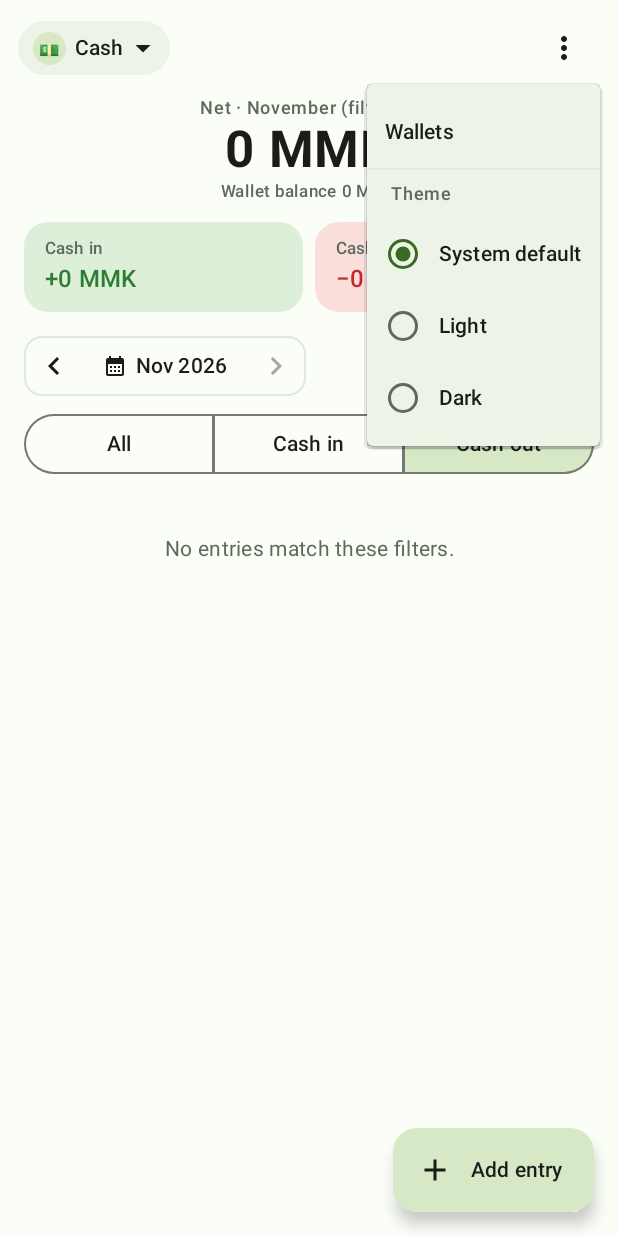
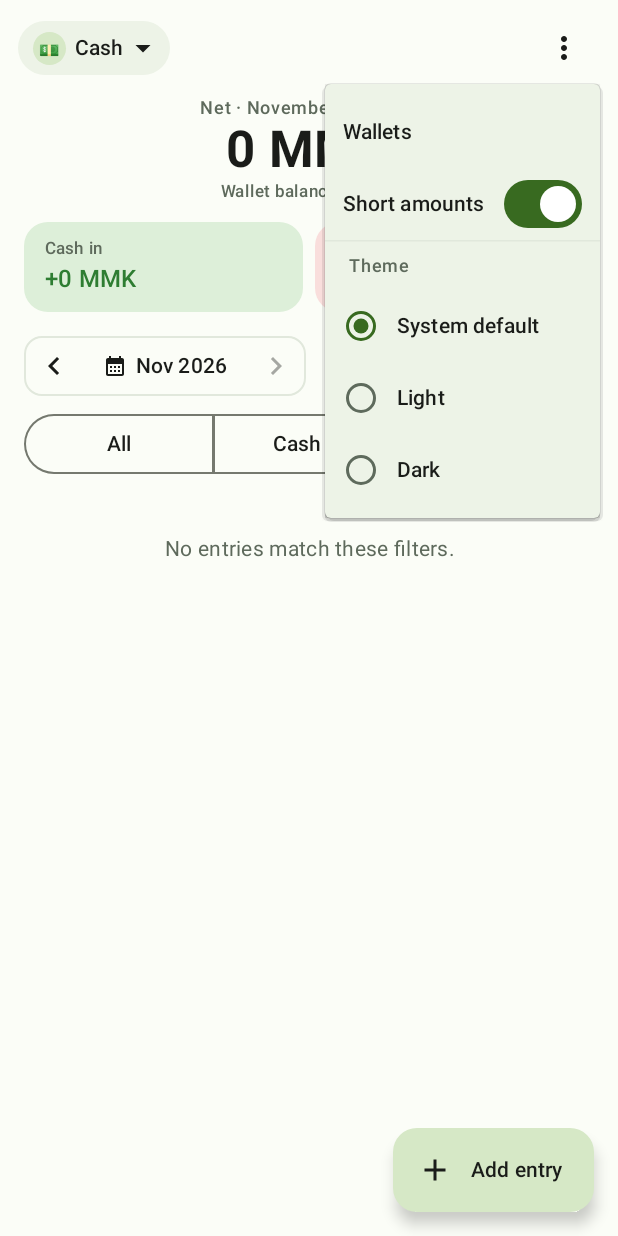
Before and after one commit to Aungheinminn/Kashy, an Android app built with Jetpack Compose: the screen it shows after launch (MainActivity), after a tap on "More", on a phone screen of 412 x 824 dp. Run offline under Robolectric (Android 15) with nearby library versions, the phone set to English and light mode, and no system bars; our stand-ins replace Room's generated code; 2 other taps on this screen came first.

Commit message:
Add short amounts, and CI and release workflows like Lt
- Short amounts (125K MMK, 1.25M MMK, $1.3K) for balances, day totals and wallets,
  with a switch in the ⋮ menu; tapping a short amount shows the full figure
- Balances only shorten from 1 million; entry rows and the entry form stay exact
- CI runs unit tests and builds a debug APK on pushes to main and on PRs
- Release workflow builds a versioned APK and publishes a GitHub Release when a v* tag is pushed
- Unit tests for money formatting and amount parsing

```diff
--- a/app/src/main/java/com/aungheinmin/kashy/MainActivity.kt
+++ b/app/src/main/java/com/aungheinmin/kashy/MainActivity.kt
@@ -5,6 +5,7 @@ import androidx.activity.ComponentActivity
 import androidx.activity.compose.BackHandler
 import androidx.activity.compose.setContent
 import androidx.activity.enableEdgeToEdge
+import androidx.compose.runtime.CompositionLocalProvider
 import androidx.compose.runtime.getValue
 import androidx.compose.runtime.mutableStateOf
 import androidx.compose.runtime.saveable.rememberSaveable
@@ -14,6 +15,7 @@ import androidx.lifecycle.viewmodel.compose.viewModel
 import com.aungheinmin.kashy.ui.CreateWalletScreen
 import com.aungheinmin.kashy.ui.HomeScreen
 import com.aungheinmin.kashy.ui.HomeViewModel
+import com.aungheinmin.kashy.ui.LocalShortAmounts
 import com.aungheinmin.kashy.ui.WalletsScreen
 import com.aungheinmin.kashy.ui.theme.KashyTheme
 
@@ -26,7 +28,9 @@ class MainActivity : ComponentActivity() {
         val settings = (application as KashyApp).settings
         setContent {
             val themeMode by settings.themeMode.collectAsStateWithLifecycle()
+            val shortAmounts by settings.shortAmounts.collectAsStateWithLifecycle()
             KashyTheme(mode = themeMode) {
+                CompositionLocalProvider(LocalShortAmounts provides shortAmounts) {
                     val viewModel: HomeViewModel = viewModel(factory = HomeViewModel.Factory)
                     var stack by rememberSaveable { mutableStateOf(listOf(Screen.HOME)) }
                     val push = { s: Screen -> stack = stack + s }
@@ -61,3 +65,4 @@ class MainActivity : ComponentActivity() {
             }
         }
     }
+}
--- a/app/src/main/java/com/aungheinmin/kashy/data/Settings.kt
+++ b/app/src/main/java/com/aungheinmin/kashy/data/Settings.kt
@@ -18,6 +18,14 @@ class Settings(context: Context) {
     private val _walletId = MutableStateFlow(prefs.getLong(KEY_WALLET, 1L))
     val walletId: StateFlow<Long> = _walletId.asStateFlow()
 
+    private val _shortAmounts = MutableStateFlow(prefs.getBoolean(KEY_SHORT, true))
+    val shortAmounts: StateFlow<Boolean> = _shortAmounts.asStateFlow()
+
+    fun setShortAmounts(enabled: Boolean) {
+        prefs.edit().putBoolean(KEY_SHORT, enabled).apply()
+        _shortAmounts.value = enabled
+    }
+
     fun setThemeMode(mode: ThemeMode) {
         prefs.edit().putString(KEY_THEME, mode.name).apply()
         _themeMode.value = mode
@@ -31,5 +39,6 @@ class Settings(context: Context) {
     private companion object {
         const val KEY_THEME = "theme_mode"
         const val KEY_WALLET = "wallet_id"
+        const val KEY_SHORT = "short_amounts"
     }
 }
--- a/app/src/main/java/com/aungheinmin/kashy/ui/Components.kt
+++ b/app/src/main/java/com/aungheinmin/kashy/ui/Components.kt
@@ -10,7 +10,14 @@ import androidx.compose.material3.SegmentedButton
 import androidx.compose.material3.SegmentedButtonDefaults
 import androidx.compose.material3.SingleChoiceSegmentedButtonRow
 import androidx.compose.material3.Text
+import androidx.compose.foundation.clickable
 import androidx.compose.runtime.Composable
+import androidx.compose.runtime.getValue
+import androidx.compose.runtime.mutableStateOf
+import androidx.compose.runtime.remember
+import androidx.compose.runtime.setValue
+import androidx.compose.runtime.staticCompositionLocalOf
+import androidx.compose.ui.text.TextStyle
 import androidx.compose.ui.Alignment
 import androidx.compose.ui.Modifier
 import androidx.compose.ui.graphics.Color
@@ -23,6 +30,32 @@ import com.aungheinmin.kashy.data.Category
 import com.aungheinmin.kashy.data.Currency
 import com.aungheinmin.kashy.data.EntryType
 import com.aungheinmin.kashy.ui.theme.LocalCashColors
+
+val LocalShortAmounts = staticCompositionLocalOf { true }
+
+/** Shows [short] when short amounts are on; tapping it reveals [full]. */
+@Composable
+fun AmountText(
+    full: String,
+    short: String,
+    modifier: Modifier = Modifier,
+    style: TextStyle = MaterialTheme.typography.bodyMedium,
+    color: Color = Color.Unspecified,
+    fontWeight: FontWeight? = null,
+    fontSize: androidx.compose.ui.unit.TextUnit = androidx.compose.ui.unit.TextUnit.Unspecified,
+) {
+    val shortened = LocalShortAmounts.current && short != full
+    var expanded by remember(full) { mutableStateOf(false) }
+    Text(
+        if (shortened && !expanded) short else full,
+        modifier = if (shortened) modifier.clickable { expanded = !expanded } else modifier,
+        style = style,
+        color = color,
+        fontWeight = fontWeight,
+        fontSize = fontSize,
+        maxLines = 1,
+    )
+}
 
 @Composable
 fun categoryBackground(category: Category): Color {
--- a/app/src/main/java/com/aungheinmin/kashy/ui/HomeScreen.kt
+++ b/app/src/main/java/com/aungheinmin/kashy/ui/HomeScreen.kt
@@ -49,6 +49,7 @@ import androidx.compose.material3.SnackbarHost
 import androidx.compose.material3.SnackbarHostState
 import androidx.compose.material3.SnackbarResult
 import androidx.compose.material3.Surface
+import androidx.compose.material3.Switch
 import androidx.compose.material3.Text
 import androidx.compose.runtime.Composable
 import androidx.compose.runtime.getValue
@@ -120,6 +121,7 @@ fun HomeScreen(
                 onOpenWallets = onOpenWallets,
                 onCreateWallet = onCreateWallet,
                 onThemeMode = viewModel::setThemeMode,
+                onShortAmounts = viewModel::setShortAmounts,
             )
         },
         floatingActionButton = {
@@ -240,7 +242,9 @@ private fun HomeTopBar(
     onOpenWallets: () -> Unit,
     onCreateWallet: () -> Unit,
     onThemeMode: (ThemeMode) -> Unit,
+    onShortAmounts: (Boolean) -> Unit,
 ) {
+    val shortAmounts = LocalShortAmounts.current
     var walletMenu by remember { mutableStateOf(false) }
     var moreMenu by remember { mutableStateOf(false) }
     Surface(color = MaterialTheme.colorScheme.background) {
@@ -305,6 +309,11 @@ private fun HomeTopBar(
                             onOpenWallets()
                         },
                     )
+                    DropdownMenuItem(
+                        text = { Text("Short amounts") },
+                        trailingIcon = { Switch(checked = shortAmounts, onCheckedChange = null) },
+                        onClick = { onShortAmounts(!shortAmounts) },
+                    )
                     HorizontalDivider()
                     Text(
                         "Theme",
@@ -347,15 +356,17 @@ private fun BalanceHeader(state: HomeUiState) {
             style = MaterialTheme.typography.labelMedium,
             color = MaterialTheme.colorScheme.onSurfaceVariant,
         )
-        Text(
-            formatMoney(net, state.currency),
+        AmountText(
+            full = formatMoney(net, state.currency),
+            short = formatShort(net, state.currency, SHORT_FROM_MILLION),
             fontSize = 34.sp,
             fontWeight = FontWeight.Bold,
             color = if (net < 0) cash.cashOut else MaterialTheme.colorScheme.onSurface,
         )
         state.wallet?.let {
-            Text(
-                "Wallet balance ${formatMoney(it.balance, it.currency)}",
+            AmountText(
+                full = "Wallet balance ${formatMoney(it.balance, it.currency)}",
+                short = "Wallet balance ${formatShort(it.balance, it.currency, SHORT_FROM_MILLION)}",
                 style = MaterialTheme.typography.labelSmall,
                 color = MaterialTheme.colorScheme.onSurfaceVariant,
             )
@@ -365,16 +376,26 @@ private fun BalanceHeader(state: HomeUiState) {
         Modifier.fillMaxWidth().padding(horizontal = 16.dp, vertical = 12.dp),
         horizontalArrangement = Arrangement.spacedBy(8.dp),
     ) {
-        TotalCard("Cash in", "+" + formatMoney(state.totalIn, state.currency), cash.cashIn, cash.cashInBg, Modifier.weight(1f))
-        TotalCard("Cash out", "−" + formatMoney(state.totalOut, state.currency), cash.cashOut, cash.cashOutBg, Modifier.weight(1f))
+        TotalCard(
+            "Cash in",
+            "+" + formatMoney(state.totalIn, state.currency),
+            "+" + formatShort(state.totalIn, state.currency, SHORT_FROM_MILLION),
+            cash.cashIn, cash.cashInBg, Modifier.weight(1f),
+        )
+        TotalCard(
+            "Cash out",
+            "−" + formatMoney(state.totalOut, state.currency),
+            "−" + formatShort(state.totalOut, state.currency, SHORT_FROM_MILLION),
+            cash.cashOut, cash.cashOutBg, Modifier.weight(1f),
+        )
     }
 }
 
 @Composable
-private fun TotalCard(label: String, value: String, color: Color, background: Color, modifier: Modifier) {
+private fun TotalCard(label: String, full: String, short: String, color: Color, background: Color, modifier: Modifier) {
     Column(modifier.background(background, RoundedCornerShape(16.dp)).padding(horizontal = 14.dp, vertical = 10.dp)) {
         Text(label, style = MaterialTheme.typography.labelSmall, color = MaterialTheme.colorScheme.onSurfaceVariant)
-        Text(value, style = MaterialTheme.typography.titleMedium, fontWeight = FontWeight.SemiBold, color = color, maxLines = 1, overflow = TextOverflow.Ellipsis)
+        AmountText(full, short, style = MaterialTheme.typography.titleMedium, fontWeight = FontWeight.SemiBold, color = color)
     }
 }
 
@@ -463,8 +484,9 @@ private fun DayGroup(day: LocalDate, entries: List<Entry>, currency: Currency, o
                 color = MaterialTheme.colorScheme.onSurfaceVariant,
             )
             Spacer(Modifier.weight(1f))
-            Text(
-                formatSigned(net, currency),
+            AmountText(
+                full = formatSigned(net, currency),
+                short = formatShortSigned(net, currency),
                 style = MaterialTheme.typography.labelLarge,
                 color = if (net >= 0) cash.cashIn else cash.cashOut,
             )
--- a/app/src/main/java/com/aungheinmin/kashy/ui/HomeViewModel.kt
+++ b/app/src/main/java/com/aungheinmin/kashy/ui/HomeViewModel.kt
@@ -97,6 +97,8 @@ class HomeViewModel(
 
     fun setThemeMode(mode: ThemeMode) = settings.setThemeMode(mode)
 
+    fun setShortAmounts(enabled: Boolean) = settings.setShortAmounts(enabled)
+
     fun createWallet(name: String, emoji: String, currency: Currency) {
         viewModelScope.launch {
             val id = walletDao.insert(Wallet(name = name, emoji = emoji, currency = currency))
--- a/app/src/main/java/com/aungheinmin/kashy/ui/Money.kt
+++ b/app/src/main/java/com/aungheinmin/kashy/ui/Money.kt
@@ -49,3 +49,35 @@ fun parseAmount(text: String, currency: Currency): Long? {
     if (value.signum() <= 0 || value.stripTrailingZeros().scale() > currency.decimals) return null
     return runCatching { value.movePointRight(2).longValueExact() }.getOrNull()
 }
+
+private val shortUnits = listOf(
+    BigDecimal("1000") to "K",
+    BigDecimal("1000000") to "M",
+    BigDecimal("1000000000") to "B",
+)
+
+/**
+ * Shortens to K / M / B once the whole amount reaches [from], e.g. `125K MMK`, `1.25M MMK`, `$1.3K`.
+ * Below 1,000 it is always the full amount, so dollar amounts keep their cents.
+ */
+fun formatShort(minor: Long, currency: Currency, from: Long = 1_000): String {
+    val major = BigDecimal.valueOf(kotlin.math.abs(minor), 2)
+    if (major < BigDecimal.valueOf(maxOf(from, 1_000))) return formatMoney(minor, currency)
+    // Walk up the units so a value like 999,950 becomes 1M instead of 1000K.
+    val (n, suffix) = shortUnits.firstNotNullOf { (divisor, suffix) ->
+        val rounded = major.divide(divisor).setScale(if (suffix == "K") 1 else 2, RoundingMode.HALF_UP)
+        if (rounded < BigDecimal("1000") || suffix == "B") rounded.stripTrailingZeros().toPlainString() to suffix else null
+    }
+    val body = when (currency) {
+        Currency.MMK -> "$n$suffix MMK"
+        Currency.USD -> "$$n$suffix"
+        Currency.JPY -> "¥$n$suffix"
+    }
+    return if (minor < 0) "−$body" else body
+}
+
+fun formatShortSigned(minor: Long, currency: Currency, from: Long = 1_000): String =
+    (if (minor >= 0) "+" else "") + formatShort(minor, currency, from)
+
+/** Balances only shorten from 1 million so everyday amounts stay exact. */
+const val SHORT_FROM_MILLION = 1_000_000L
--- a/app/src/main/java/com/aungheinmin/kashy/ui/WalletsScreen.kt
+++ b/app/src/main/java/com/aungheinmin/kashy/ui/WalletsScreen.kt
@@ -70,7 +70,7 @@ fun WalletsScreen(
                     Currency.entries.filter { it in totals }.forEach { c ->
                         Row(Modifier.fillMaxWidth().padding(top = 6.dp)) {
                             Text(c.label, Modifier.weight(1f))
-                            Text(formatMoney(totals.getValue(c), c), fontWeight = FontWeight.SemiBold)
+                            AmountText(formatMoney(totals.getValue(c), c), formatShort(totals.getValue(c), c), fontWeight = FontWeight.SemiBold)
                         }
                     }
                 }
@@ -109,6 +109,6 @@ private fun WalletRow(wallet: WalletSummary, onClick: () -> Unit) {
                 color = MaterialTheme.colorScheme.onSurfaceVariant,
             )
         }
-        Text(formatMoney(wallet.balance, wallet.currency), fontWeight = FontWeight.SemiBold)
+        AmountText(formatMoney(wallet.balance, wallet.currency), formatShort(wallet.balance, wallet.currency), fontWeight = FontWeight.SemiBold)
     }
 }
--- a/gradle/libs.versions.toml
+++ b/gradle/libs.versions.toml
@@ -7,6 +7,7 @@ lifecycle = "2.9.4"
 activityCompose = "1.11.0"
 composeBom = "2025.09.00"
 room = "2.8.0"
+junit = "4.13.2"
 
 [libraries]
 androidx-core-ktx = { group = "androidx.core", name = "core-ktx", version.ref = "coreKtx" }
@@ -23,6 +24,8 @@ androidx-room-runtime = { group = "androidx.room", name = "room-runtime", versio
 androidx-room-ktx = { group = "androidx.room", name = "room-ktx", version.ref = "room" }
 androidx-room-compiler = { group = "androidx.room", name = "room-compiler", version.ref = "room" }
 
+junit = { group = "junit", name = "junit", version.ref = "junit" }
+
 [plugins]
 android-application = { id = "com.android.application", version.ref = "agp" }
 kotlin-android = { id = "org.jetbrains.kotlin.android", version.ref = "kotlin" }
```
Also changed, not shown: app/build.gradle.kts (+7 -2 lines), 6 other files. Lines whose indentation alone changed are shown as unchanged.
